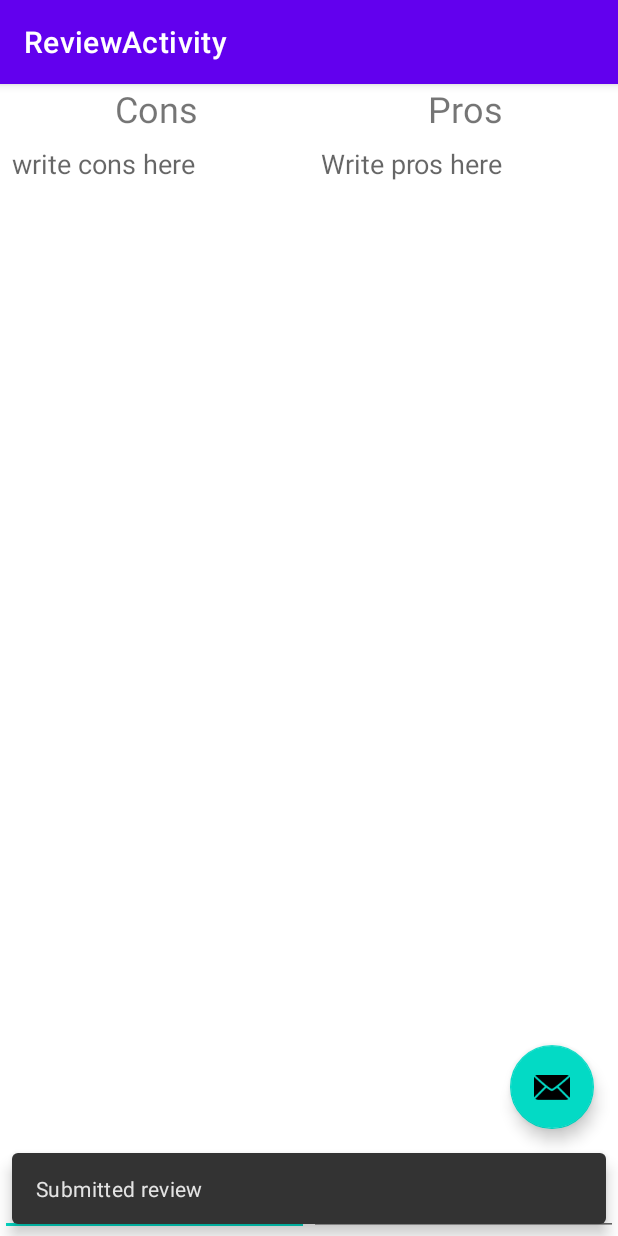
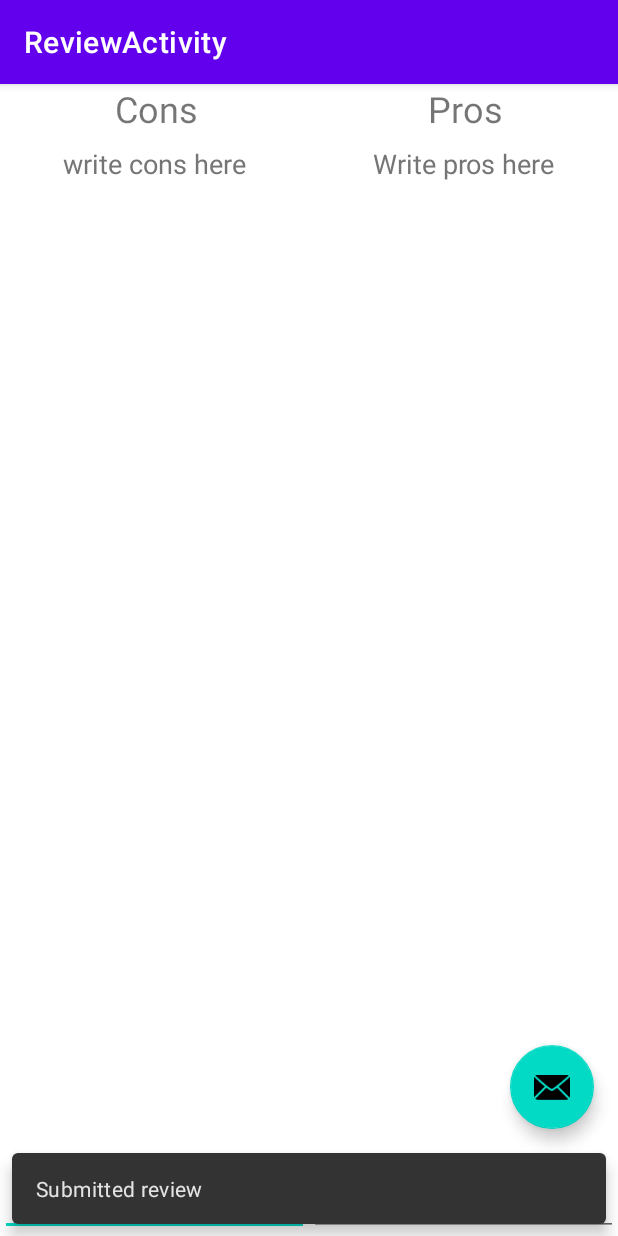
Before and after one commit to AbdallaBadreldin/review-app, an Android app: the ReviewActivity screen opened directly, with no data from a screen before it, after a tap on "Submit review", on a phone screen of 412 x 824 dp. Run offline under Robolectric (Android 15) with nearby library versions, the phone set to English and light mode, and no system bars; our stand-ins replace Firebase (no records; nobody signed in at launch, a user with empty details on screens opened directly), navigation-ui; 3 statements that could not run were skipped.

Commit message:
changed UI to be better

```diff
--- a/app/src/main/java/com/fstech/review/ui/review/ReviewActivity.kt
+++ b/app/src/main/java/com/fstech/review/ui/review/ReviewActivity.kt
@@ -2,10 +2,7 @@ package com.fstech.review.ui.review
 
 import android.os.Bundle
 import androidx.appcompat.app.AppCompatActivity
-import androidx.navigation.findNavController
 import androidx.navigation.ui.AppBarConfiguration
-import androidx.navigation.ui.navigateUp
-import androidx.navigation.ui.setupActionBarWithNavController
 import com.fstech.review.R
 import com.fstech.review.databinding.ActivityReviewBinding
 import com.google.android.material.snackbar.Snackbar
@@ -26,9 +23,10 @@ class ReviewActivity : AppCompatActivity() {
         setSupportActionBar(binding.toolbar)
 
         binding.fab.setOnClickListener { view ->
-
-            Firebase.database.reference.child("reviews").child(intent.getStringExtra("userId").toString()).child("pros").setValue(binding.includedContent.prosEdt.text.trim().toString())
-            Firebase.database.reference.child("reviews").child(intent.getStringExtra("userId").toString()).child("cons").setValue(binding.includedContent.consEdt.text.trim().toString())
+            val reviewRef = Firebase.database.reference.child("reviews")
+                .child(intent.getStringExtra("userId").toString()).push()
+            reviewRef.child("pros").setValue(binding.includedContent.prosEdt.text.trim().toString())
+            reviewRef.child("cons").setValue(binding.includedContent.consEdt.text.trim().toString())
 
             binding.includedContent.prosEdt.text.clear()
             binding.includedContent.consEdt.text.clear()
--- a/app/src/main/res/layout/content_review.xml
+++ b/app/src/main/res/layout/content_review.xml
@@ -41,21 +41,27 @@
             android:id="@+id/consEdt"
             android:layout_width="0dp"
             android:layout_height="match_parent"
+            android:layout_gravity="top"
             android:layout_weight="1"
-            android:gravity="top"
+            android:autofillHints=""
+            android:gravity="center_horizontal"
             android:hint="@string/write_cons_here"
-            android:inputType="textAutoCorrect"
-            android:padding="8dp" />
+            android:inputType="textMultiLine"
+            android:padding="8dp"
+            android:textColorHint="#757575" />
 
         <EditText
             android:id="@+id/prosEdt"
             android:layout_width="0dp"
             android:layout_height="match_parent"
+            android:layout_gravity="top"
             android:layout_weight="1"
-            android:gravity="top"
+            android:autofillHints=""
+            android:gravity="center_horizontal"
             android:hint="@string/write_pros_here"
-            android:inputType="textAutoCorrect"
-            android:padding="8dp" />
+            android:inputType="textMultiLine"
+            android:padding="8dp"
+            android:textColorHint="#757575" />
     </LinearLayout>
 
 
```
